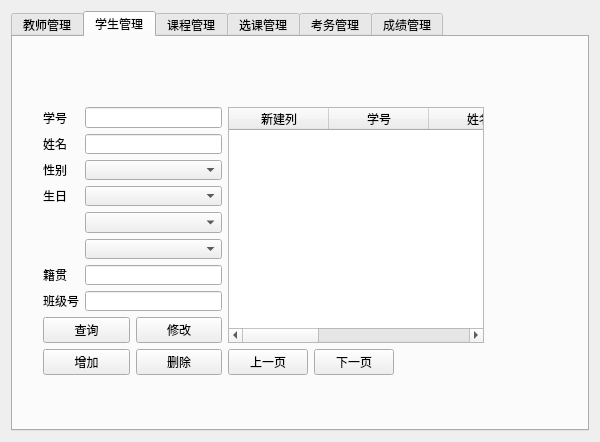
The window that admin.ui (Database-Course-Developers/Educational_Administration_System) describes before a commit, drawn with Qt 5.
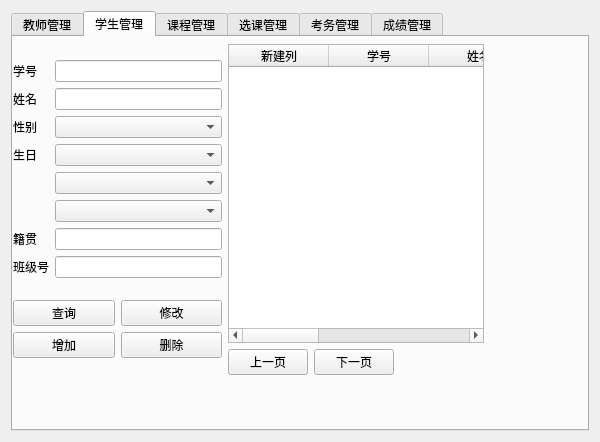
The same window after the commit.

Commit message: 教师管理和学生管理ui

```diff
--- a/admin.ui
+++ b/admin.ui
@@ -243,10 +243,10 @@
       <widget class="QWidget" name="">
        <property name="geometry">
         <rect>
-         <x>30</x>
-         <y>70</y>
-         <width>441</width>
-         <height>268</height>
+         <x>0</x>
+         <y>7</y>
+         <width>471</width>
+         <height>331</height>
         </rect>
        </property>
        <layout class="QHBoxLayout" name="horizontalLayout_9">
```
Left out of the diff: 8 changed lines with no effect on the pictures.
